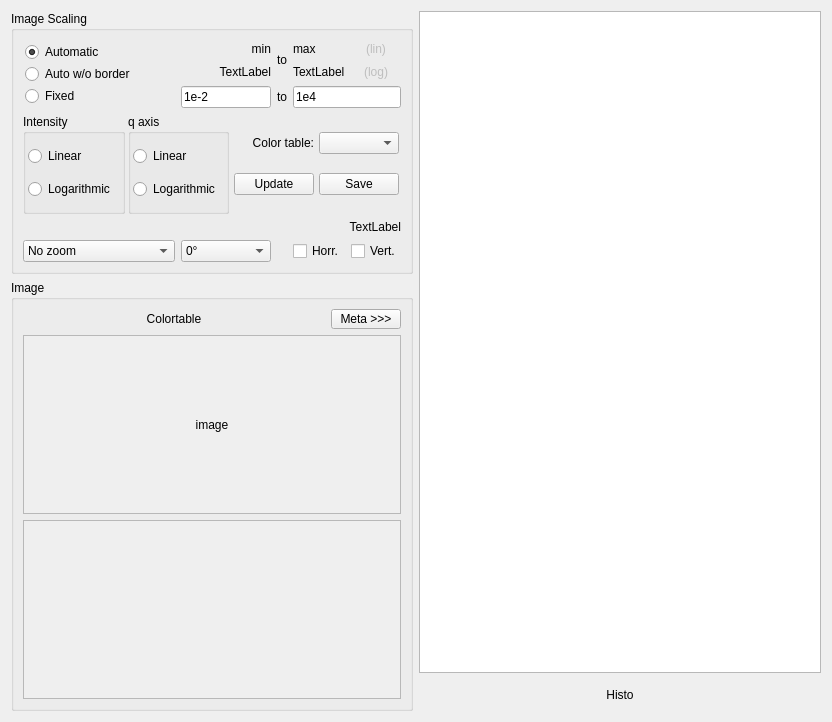
First picture: the form in Source/widimage.ui, repository neutron-simlab/CrystalScatter, before the edit.
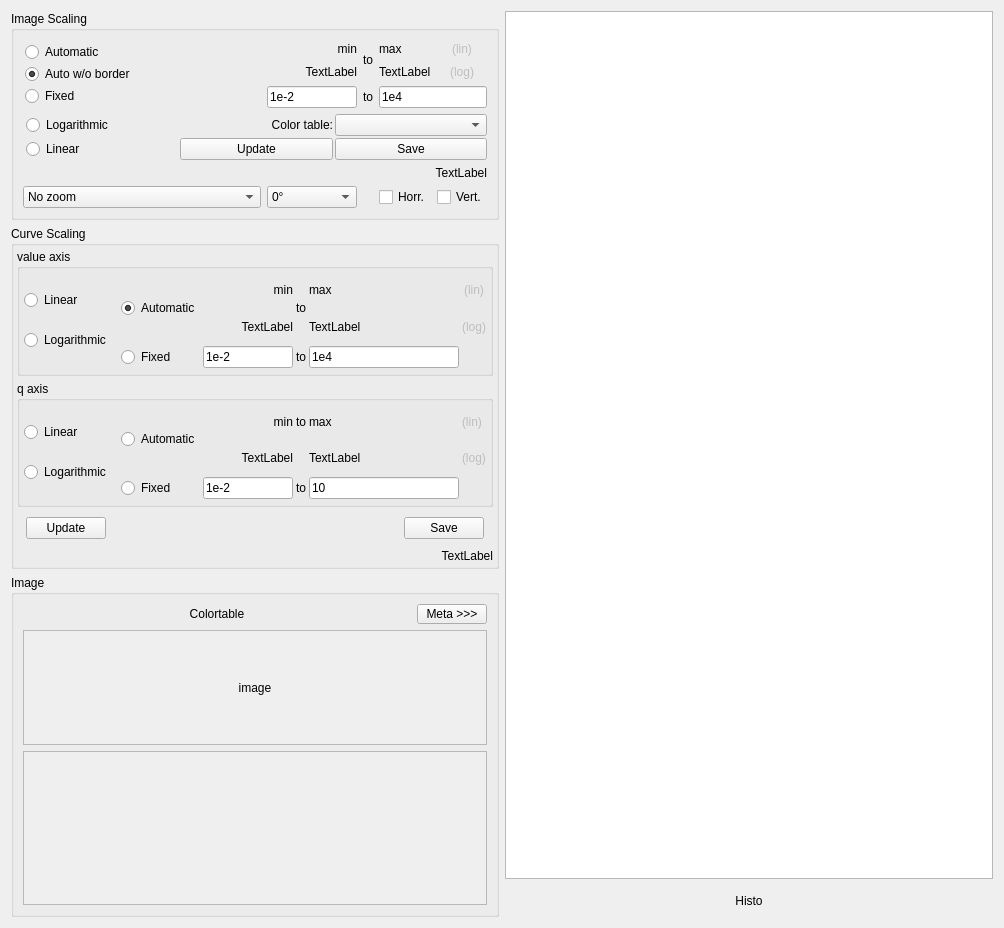
Second picture: the form after the edit.

```diff
--- a/Source/widimage.ui
+++ b/Source/widimage.ui
@@ -6,18 +6,18 @@
    <rect>
     <x>0</x>
     <y>0</y>
-    <width>832</width>
-    <height>722</height>
+    <width>1004</width>
+    <height>928</height>
    </rect>
   </property>
   <property name="windowTitle">
    <string>Image Display</string>
   </property>
-  <layout class="QHBoxLayout" name="horizontalLayout_3">
+  <layout class="QHBoxLayout" name="horizontalLayout">
    <item>
-    <layout class="QVBoxLayout" name="verticalLayout_2">
+    <layout class="QVBoxLayout" name="verticalLayoutData">
      <item>
-      <widget class="QGroupBox" name="grpScaling">
+      <widget class="QGroupBox" name="grpScaling2d">
        <property name="title">
         <string>Image Scaling</string>
        </property>
@@ -112,7 +112,7 @@
          </widget>
         </item>
         <item row="0" column="0" rowspan="3">
-         <widget class="QFrame" name="frame">
+         <widget class="QFrame" name="frameScaleVal">
           <property name="frameShape">
            <enum>QFrame::Shape::NoFrame</enum>
           </property>
@@ -144,7 +144,7 @@
               <string>Automatic</string>
              </property>
              <property name="checked">
-              <bool>true</bool>
+              <bool>false</bool>
              </property>
             </widget>
            </item>
@@ -156,6 +156,9 @@
              <property name="text">
               <string>Auto w/o border</string>
              </property>
+             <property name="checked">
+              <bool>true</bool>
+             </property>
             </widget>
            </item>
            <item>
@@ -239,25 +242,13 @@
          </widget>
         </item>
         <item row="3" column="0" colspan="5">
-         <widget class="QFrame" name="frmScaling">
-          <property name="minimumSize">
-           <size>
-            <width>100</width>
-            <height>100</height>
-           </size>
-          </property>
+         <widget class="QFrame" name="frmUpdate">
           <property name="frameShape">
            <enum>QFrame::Shape::NoFrame</enum>
           </property>
-          <property name="frameShadow">
-           <enum>QFrame::Shadow::Raised</enum>
-          </property>
-          <layout class="QHBoxLayout" name="horizontalLayout">
-           <property name="spacing">
-            <number>3</number>
-           </property>
+          <layout class="QGridLayout" name="gridLayout_4">
            <property name="leftMargin">
-            <number>0</number>
+            <number>3</number>
            </property>
            <property name="topMargin">
             <number>0</number>
@@ -268,143 +259,54 @@
            <property name="bottomMargin">
             <number>0</number>
            </property>
-           <item>
-            <widget class="QGroupBox" name="grpScaleV">
-             <property name="title">
-              <string>Intensity</string>
+           <property name="spacing">
+            <number>2</number>
+           </property>
+           <item row="0" column="1">
+            <widget class="QLabel" name="lblCbsColorTbl">
+             <property name="text">
+              <string>Color table:</string>
              </property>
-             <layout class="QVBoxLayout" name="verticalLayout_6">
-              <property name="spacing">
-               <number>3</number>
-              </property>
-              <property name="leftMargin">
-               <number>2</number>
-              </property>
-              <property name="topMargin">
-               <number>2</number>
-              </property>
-              <property name="rightMargin">
-               <number>2</number>
-              </property>
-              <property name="bottomMargin">
-               <number>2</number>
-              </property>
-              <item>
-               <widget class="QRadioButton" name="radShowLin">
-                <property name="text">
-                 <string>Linear</string>
-                </property>
-               </widget>
-              </item>
-              <item>
-               <widget class="QRadioButton" name="radShowLog">
-                <property name="text">
-                 <string>Logarithmic</string>
-                </property>
-               </widget>
-              </item>
-             </layout>
+             <property name="alignment">
+              <set>Qt::AlignmentFlag::AlignRight|Qt::AlignmentFlag::AlignTrailing|Qt::AlignmentFlag::AlignVCenter</set>
+             </property>
             </widget>
            </item>
-           <item>
-            <widget class="QGroupBox" name="grpScaleH">
-             <property name="title">
-              <string>q axis</string>
+           <item row="0" column="2">
+            <widget class="QComboBox" name="cbsColorTbl"/>
+           </item>
+           <item row="1" column="2">
+            <widget class="QPushButton" name="butSave2d">
+             <property name="toolTip">
+              <string>Save this image in binary format, as PNG and Text</string>
              </property>
-             <layout class="QVBoxLayout" name="verticalLayout_7">
-              <property name="spacing">
-               <number>3</number>
-              </property>
-              <property name="leftMargin">
-               <number>2</number>
-              </property>
-              <property name="topMargin">
-               <number>2</number>
-              </property>
-              <property name="rightMargin">
-               <number>2</number>
-              </property>
-              <property name="bottomMargin">
-               <number>2</number>
-              </property>
-              <item>
-               <widget class="QRadioButton" name="radShowLinH">
-                <property name="text">
-                 <string>Linear</string>
-                </property>
-               </widget>
-              </item>
-              <item>
-               <widget class="QRadioButton" name="radShowLogH">
-                <property name="text">
-                 <string>Logarithmic</string>
-                </property>
-               </widget>
-              </item>
-             </layout>
+             <property name="text">
+              <string>Save</string>
+             </property>
             </widget>
            </item>
-           <item>
-            <widget class="QFrame" name="frmScaleSave">
-             <property name="minimumSize">
-              <size>
-               <width>100</width>
-               <height>100</height>
-              </size>
+           <item row="1" column="0">
+            <widget class="QRadioButton" name="radShowLinV2d">
+             <property name="text">
+              <string>Linear</string>
              </property>
-             <layout class="QGridLayout" name="gridLayout_2">
-              <property name="leftMargin">
-               <number>2</number>
-              </property>
-              <property name="topMargin">
-               <number>2</number>
-              </property>
-              <property name="rightMargin">
-               <number>2</number>
-              </property>
-              <property name="bottomMargin">
-               <number>2</number>
-              </property>
-              <property name="horizontalSpacing">
-               <number>5</number>
-              </property>
-              <property name="verticalSpacing">
-               <number>3</number>
-              </property>
-              <item row="1" column="1">
-               <widget class="QPushButton" name="butSave">
-                <property name="toolTip">
-                 <string>Save this image in binary format, as PNG and Text</string>
-                </property>
-                <property name="text">
-                 <string>Save</string>
-                </property>
-               </widget>
-              </item>
-              <item row="1" column="0">
-               <widget class="QPushButton" name="butUpdate">
-                <property name="toolTip">
-                 <string>Update graphic according to the changed color table settings</string>
-                </property>
-                <property name="text">
-                 <string>Update</string>
-                </property>
-               </widget>
-              </item>
-              <item row="0" column="0">
-               <widget class="QLabel" name="lblCbsColorTbl">
-                <property name="text">
-                 <string>Color table:</string>
-                </property>
-                <property name="alignment">
-                 <set>Qt::AlignmentFlag::AlignRight|Qt::AlignmentFlag::AlignTrailing|Qt::AlignmentFlag::AlignVCenter</set>
-                </property>
-               </widget>
-              </item>
-              <item row="0" column="1">
-               <widget class="QComboBox" name="cbsColorTbl"/>
-              </item>
-             </layout>
+            </widget>
+           </item>
+           <item row="1" column="1">
+            <widget class="QPushButton" name="butUpdate2d">
+             <property name="toolTip">
+              <string>Update graphic according to the changed color table settings</string>
+             </property>
+             <property name="text">
+              <string>Update</string>
+             </property>
+            </widget>
+           </item>
+           <item row="0" column="0">
+            <widget class="QRadioButton" name="radShowLogV2d">
+             <property name="text">
+              <string>Logarithmic</string>
+             </property>
             </widget>
            </item>
           </layout>
@@ -470,6 +372,489 @@
        </layout>
       </widget>
      </item>
+     <item>
+      <widget class="QGroupBox" name="grpScaling1d">
+       <property name="title">
+        <string>Curve Scaling</string>
+       </property>
+       <layout class="QVBoxLayout" name="verticalLayout_2" stretch="1,1,0,0">
+        <property name="spacing">
+         <number>5</number>
+        </property>
+        <property name="leftMargin">
+         <number>3</number>
+        </property>
+        <property name="topMargin">
+         <number>3</number>
+        </property>
+        <property name="rightMargin">
+         <number>3</number>
+        </property>
+        <property name="bottomMargin">
+         <number>3</number>
+        </property>
+        <item>
+         <widget class="QGroupBox" name="groupBox_2">
+          <property name="title">
+           <string>value axis</string>
+          </property>
+          <layout class="QGridLayout" name="gridLayout_2">
+           <property name="leftMargin">
+            <number>2</number>
+           </property>
+           <property name="topMargin">
+            <number>2</number>
+           </property>
+           <property name="rightMargin">
+            <number>2</number>
+           </property>
+           <property name="bottomMargin">
+            <number>3</number>
+           </property>
+           <item row="0" column="0" rowspan="3">
+            <widget class="QFrame" name="frameV1dLin">
+             <layout class="QVBoxLayout" name="verticalLayout_6">
+              <property name="spacing">
+               <number>3</number>
+              </property>
+              <property name="leftMargin">
+               <number>2</number>
+              </property>
+              <property name="topMargin">
+               <number>2</number>
+              </property>
+              <property name="rightMargin">
+               <number>2</number>
+              </property>
+              <property name="bottomMargin">
+               <number>2</number>
+              </property>
+              <item>
+               <widget class="QRadioButton" name="radShowLinY1d">
+                <property name="text">
+                 <string>Linear</string>
+                </property>
+               </widget>
+              </item>
+              <item>
+               <widget class="QRadioButton" name="radShowLogY1d">
+                <property name="text">
+                 <string>Logarithmic</string>
+                </property>
+               </widget>
+              </item>
+             </layout>
+            </widget>
+           </item>
+           <item row="0" column="1" rowspan="3">
+            <widget class="QFrame" name="frameV1dScale">
+             <layout class="QGridLayout" name="gridLayout_5">
+              <property name="leftMargin">
+               <number>2</number>
+              </property>
+              <property name="topMargin">
+               <number>2</number>
+              </property>
+              <property name="rightMargin">
+               <number>2</number>
+              </property>
+              <property name="bottomMargin">
+               <number>2</number>
+              </property>
+              <property name="spacing">
+               <number>3</number>
+              </property>
+              <item row="1" column="3">
+               <widget class="QLabel" name="lblDispMaxLogY1d">
+                <property name="toolTip">
+                 <string>log10( Maximum of data )</string>
+                </property>
+                <property name="text">
+                 <string>TextLabel</string>
+                </property>
+               </widget>
+              </item>
+              <item row="2" column="3">
+               <widget class="QLineEdit" name="inpFixedMaxY1d">
+                <property name="toolTip">
+                 <string>Maximum of data for scaling (lin). Scatter-Default=1e4</string>
+                </property>
+                <property name="text">
+                 <string>1e4</string>
+                </property>
+                <property name="placeholderText">
+                 <string>Maximum</string>
+                </property>
+               </widget>
+              </item>
+              <item row="2" column="2">
+               <widget class="QLabel" name="label_24">
+                <property name="text">
+                 <string>to</string>
+                </property>
+                <property name="alignment">
+                 <set>Qt::AlignmentFlag::AlignCenter</set>
+                </property>
+               </widget>
+              </item>
+              <item row="0" column="3">
+               <widget class="QLabel" name="lblDispMaxLinY1d">
+                <property name="toolTip">
+                 <string>Maximum value of data</string>
+                </property>
+                <property name="text">
+                 <string>max</string>
+                </property>
+               </widget>
+              </item>
+              <item row="2" column="0">
+               <widget class="QRadioButton" name="radScaleFixedY1d">
+                <property name="toolTip">
+                 <string>Use the given min / max values and scales this range to the complete color table</string>
+                </property>
+                <property name="text">
+                 <string>Fixed</string>
+                </property>
+               </widget>
+              </item>
+              <item row="2" column="1">
+               <widget class="QLineEdit" name="inpFixedMinY1d">
+                <property name="maximumSize">
+                 <size>
+                  <width>90</width>
+                  <height>16777215</height>
+                 </size>
+                </property>
+                <property name="toolTip">
+                 <string>Minimum of data for scaling (lin). Scatter-Default=1e-2</string>
+                </property>
+                <property name="text">
+                 <string>1e-2</string>
+                </property>
+                <property name="placeholderText">
+                 <string>Minimum</string>
+                </property>
+               </widget>
+              </item>
+              <item row="0" column="1">
+               <widget class="QLabel" name="lblDispMinLinY1d">
+                <property name="toolTip">
+                 <string>value = Minimum of data
+(0) value = Minimum &gt; 0</string>
+                </property>
+                <property name="text">
+                 <string>min</string>
+                </property>
+                <property name="alignment">
+                 <set>Qt::AlignmentFlag::AlignRight|Qt::AlignmentFlag::AlignTrailing|Qt::AlignmentFlag::AlignVCenter</set>
+                </property>
+               </widget>
+              </item>
+              <item row="1" column="1">
+               <widget class="QLabel" name="lblDispMinLogY1d">
+                <property name="toolTip">
+                 <string>log10( Minimum of data &gt; 0 )</string>
+                </property>
+                <property name="text">
+                 <string>TextLabel</string>
+                </property>
+                <property name="alignment">
+                 <set>Qt::AlignmentFlag::AlignRight|Qt::AlignmentFlag::AlignTrailing|Qt::AlignmentFlag::AlignVCenter</set>
+                </property>
+               </widget>
+              </item>
+              <item row="1" column="4">
+               <widget class="QLabel" name="label_4">
+                <property name="enabled">
+                 <bool>false</bool>
+                </property>
+                <property name="text">
+                 <string>(log)</string>
+                </property>
+                <property name="alignment">
+                 <set>Qt::AlignmentFlag::AlignCenter</set>
+                </property>
+               </widget>
+              </item>
+              <item row="0" column="4">
+               <widget class="QLabel" name="label_3">
+                <property name="enabled">
+                 <bool>false</bool>
+                </property>
+                <property name="text">
+                 <string>(lin)</string>
+                </property>
+                <property name="alignment">
+                 <set>Qt::AlignmentFlag::AlignCenter</set>
+                </property>
+               </widget>
+              </item>
+              <item row="0" column="2" rowspan="2">
+               <widget class="QLabel" name="label_22">
+                <property name="text">
+                 <string>to</string>
+                </property>
+                <property name="alignment">
+                 <set>Qt::AlignmentFlag::AlignCenter</set>
+                </property>
+               </widget>
+              </item>
+              <item row="0" column="0" rowspan="2">
+               <widget class="QRadioButton" name="radScaleAutoY1d">
+                <property name="toolTip">
+                 <string>Search for min / max and scales this range to the complete color table</string>
+                </property>
+                <property name="text">
+                 <string>Automatic</string>
+                </property>
+                <property name="checked">
+                 <bool>true</bool>
+                </property>
+               </widget>
+              </item>
+             </layout>
+            </widget>
+           </item>
+          </layout>
+         </widget>
+        </item>
+        <item>
+         <widget class="QGroupBox" name="grpScaleH1d">
+          <property name="title">
+           <string>q axis</string>
+          </property>
+          <layout class="QGridLayout" name="gridLayout_3">
+           <property name="leftMargin">
+            <number>2</number>
+           </property>
+           <property name="topMargin">
+            <number>2</number>
+           </property>
+           <property name="rightMargin">
+            <number>2</number>
+           </property>
+           <property name="bottomMargin">
+            <number>3</number>
+           </property>
+           <item row="0" column="0" rowspan="3">
+            <widget class="QFrame" name="frame_2">
+             <layout class="QVBoxLayout" name="verticalLayout">
+              <property name="spacing">
+               <number>3</number>
+              </property>
+              <property name="leftMargin">
+               <number>2</number>
+              </property>
+              <property name="topMargin">
+               <number>2</number>
+              </property>
+              <property name="rightMargin">
+               <number>2</number>
+              </property>
+              <property name="bottomMargin">
+               <number>2</number>
+              </property>
+              <item>
+               <widget class="QRadioButton" name="radShowLinX1d">
+                <property name="text">
+                 <string>Linear</string>
+                </property>
+               </widget>
+              </item>
+              <item>
+               <widget class="QRadioButton" name="radShowLogX1d">
+                <property name="text">
+                 <string>Logarithmic</string>
+                </property>
+               </widget>
+              </item>
+             </layout>
+            </widget>
+           </item>
+           <item row="0" column="1" rowspan="3">
+            <widget class="QFrame" name="frame">
+             <layout class="QGridLayout" name="gridLayout_7">
+              <property name="leftMargin">
+               <number>2</number>
+              </property>
+              <property name="topMargin">
+               <number>2</number>
+              </property>
+              <property name="rightMargin">
+               <number>2</number>
+              </property>
+              <property name="bottomMargin">
+               <number>2</number>
+              </property>
+              <property name="spacing">
+               <number>3</number>
+              </property>
+              <item row="0" column="2">
+               <widget class="QLabel" name="label_7">
+                <property name="text">
+                 <string>to</string>
+                </property>
+               </widget>
+              </item>
+              <item row="0" column="3">
+               <widget class="QLabel" name="lblDispMaxLinX1d">
+                <property name="text">
+                 <string>max</string>
+                </property>
+               </widget>
+              </item>
+              <item row="2" column="0">
+               <widget class="QRadioButton" name="radScaleFixedX1d">
+                <property name="text">
+                 <string>Fixed</string>
+                </property>
+               </widget>
+              </item>
+              <item row="1" column="1">
+               <widget class="QLabel" name="lblDispMinLogX1d">
+                <property name="text">
+                 <string>TextLabel</string>
+                </property>
+                <property name="alignment">
+                 <set>Qt::AlignmentFlag::AlignRight|Qt::AlignmentFlag::AlignTrailing|Qt::AlignmentFlag::AlignVCenter</set>
+                </property>
+               </widget>
+              </item>
+              <item row="0" column="1">
+               <widget class="QLabel" name="lblDispMinLinX1d">
+                <property name="text">
+                 <string>min</string>
+                </property>
+                <property name="alignment">
+                 <set>Qt::AlignmentFlag::AlignRight|Qt::AlignmentFlag::AlignTrailing|Qt::AlignmentFlag::AlignVCenter</set>
+                </property>
+               </widget>
+              </item>
+              <item row="2" column="2">
+               <widget class="QLabel" name="label_10">
+                <property name="text">
+                 <string>to</string>
+                </property>
+               </widget>
+              </item>
+              <item row="2" column="1">
+               <widget class="QLineEdit" name="inpFixedMinX1d">
+                <property name="maximumSize">
+                 <size>
+                  <width>90</width>
+                  <height>16777215</height>
+                 </size>
+                </property>
+                <property name="text">
+                 <string>1e-2</string>
+                </property>
+               </widget>
+              </item>
+              <item row="2" column="3">
+               <widget class="QLineEdit" name="inpFixedMaxX1d">
+                <property name="text">
+                 <string>10</string>
+                </property>
+               </widget>
+              </item>
+              <item row="1" column="3">
+               <widget class="QLabel" name="lblDispMaxLogX1d">
+                <property name="text">
+                 <string>TextLabel</string>
+                </property>
+               </widget>
+              </item>
+              <item row="1" column="4">
+               <widget class="QLabel" name="label_12">
+                <property name="enabled">
+                 <bool>false</bool>
+                </property>
+                <property name="text">
+                 <string>(log)</string>
+                </property>
+               </widget>
+              </item>
+              <item row="0" column="4">
+               <widget class="QLabel" name="label_11">
+                <property name="enabled">
+                 <bool>false</bool>
+                </property>
+                <property name="text">
+                 <string>(lin)</string>
+                </property>
+               </widget>
+              </item>
+              <item row="0" column="0" rowspan="2">
+               <widget class="QRadioButton" name="radScaleAutoX1d">
+                <property name="text">
+                 <string>Automatic</string>
+                </property>
+               </widget>
+              </item>
+             </layout>
+            </widget>
+           </item>
+          </layout>
+         </widget>
+        </item>
+        <item>
+         <widget class="QFrame" name="frmScaleSave1d">
+          <layout class="QHBoxLayout" name="horizontalLayout_3">
+           <property name="topMargin">
+            <number>5</number>
+           </property>
+           <property name="bottomMargin">
+            <number>5</number>
+           </property>
+           <item>
+            <widget class="QPushButton" name="butUpdate1d">
+             <property name="toolTip">
+              <string>Update graphic according to the changed color table settings</string>
+             </property>
+             <property name="text">
+              <string>Update</string>
+             </property>
+            </widget>
+           </item>
+           <item>
+            <spacer name="horizontalSpacer">
+             <property name="orientation">
+              <enum>Qt::Orientation::Horizontal</enum>
+             </property>
+             <property name="sizeHint" stdset="0">
+              <size>
+               <width>40</width>
+               <height>20</height>
+              </size>
+             </property>
+            </spacer>
+           </item>
+           <item>
+            <widget class="QPushButton" name="butSave1d">
+             <property name="toolTip">
+              <string>Save this image in binary format, as PNG and Text</string>
+             </property>
+             <property name="text">
+              <string>Save</string>
+             </property>
+            </widget>
+           </item>
+          </layout>
+         </widget>
+        </item>
+        <item>
+         <widget class="QLabel" name="lblFilename1d">
+          <property name="text">
+           <string>TextLabel</string>
+          </property>
+          <property name="alignment">
+           <set>Qt::AlignmentFlag::AlignRight|Qt::AlignmentFlag::AlignTrailing|Qt::AlignmentFlag::AlignVCenter</set>
+          </property>
+         </widget>
+        </item>
+       </layout>
+      </widget>
+     </item>
      <item>
       <widget class="QGroupBox" name="grpImage">
        <property name="title">
@@ -502,8 +887,8 @@
             <rect>
              <x>0</x>
              <y>0</y>
-             <width>423</width>
-             <height>159</height>
+             <width>503</width>
+             <height>100</height>
             </rect>
            </property>
            <layout class="QHBoxLayout" name="horizontalLayout_2">
@@ -552,8 +937,8 @@
             <rect>
              <x>0</x>
              <y>0</y>
-             <width>423</width>
-             <height>159</height>
+             <width>503</width>
+             <height>152</height>
             </rect>
            </property>
            <layout class="QVBoxLayout" name="verticalLayout_5" stretch="1,0">
@@ -612,7 +997,7 @@
     </layout>
    </item>
    <item>
-    <layout class="QVBoxLayout" name="verticalLayout">
+    <layout class="QVBoxLayout" name="verticalLayoutMeta">
      <item>
       <widget class="QTableWidget" name="tblMetaData">
        <property name="minimumSize">
```
Left out of the diff: 24 changed lines with no effect on the pictures.
